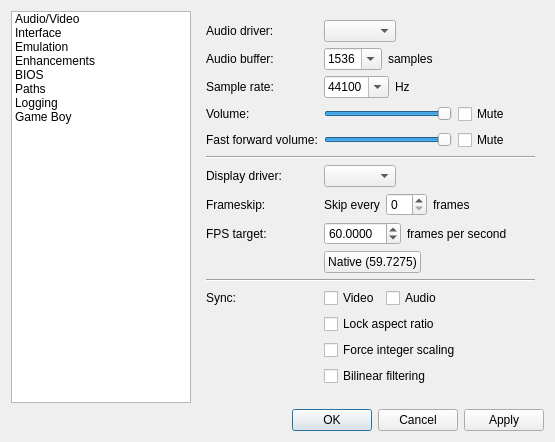
kiddreads/Avalon-copy2, file Libretro/mgba/src/platform/qt/SettingsView.ui: the form before one commit.
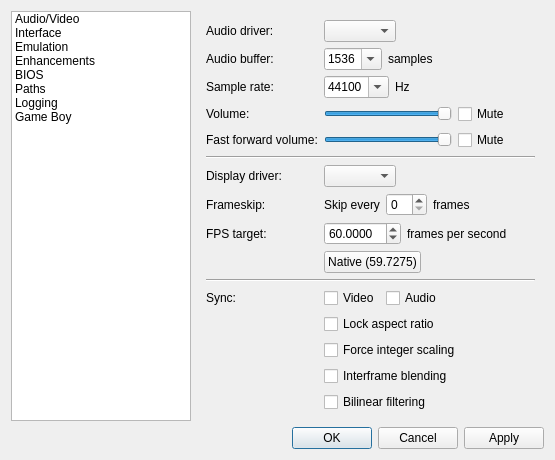
The form after the commit.

Commit message: OpenGL, Qt: Add interframe blending

The edit to the form file:
```diff
--- a/Libretro/mgba/src/platform/qt/SettingsView.ui
+++ b/Libretro/mgba/src/platform/qt/SettingsView.ui
@@ -7,7 +7,7 @@
     <x>0</x>
     <y>0</y>
     <width>849</width>
-    <height>753</height>
+    <height>797</height>
    </rect>
   </property>
   <property name="sizePolicy">
@@ -445,7 +445,7 @@
          </property>
         </widget>
        </item>
-       <item row="14" column="1">
+       <item row="15" column="1">
         <widget class="QCheckBox" name="resampleVideo">
          <property name="text">
           <string>Bilinear filtering</string>
@@ -459,6 +459,13 @@
          </property>
         </widget>
        </item>
+       <item row="14" column="1">
+        <widget class="QCheckBox" name="interframeBlending">
+         <property name="text">
+          <string>Interframe blending</string>
+         </property>
+        </widget>
+       </item>
       </layout>
      </widget>
      <widget class="QWidget" name="interface_2">
```
The commit also changes 20 other files.
